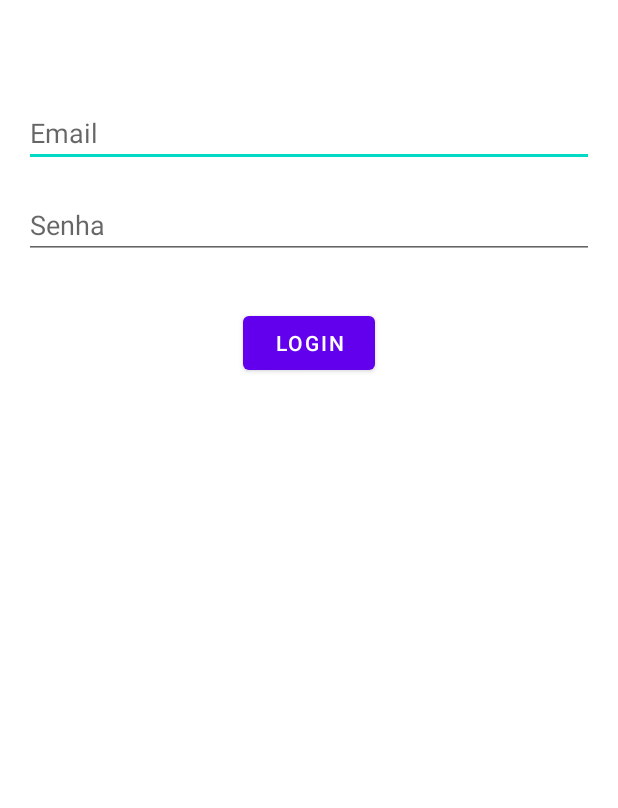
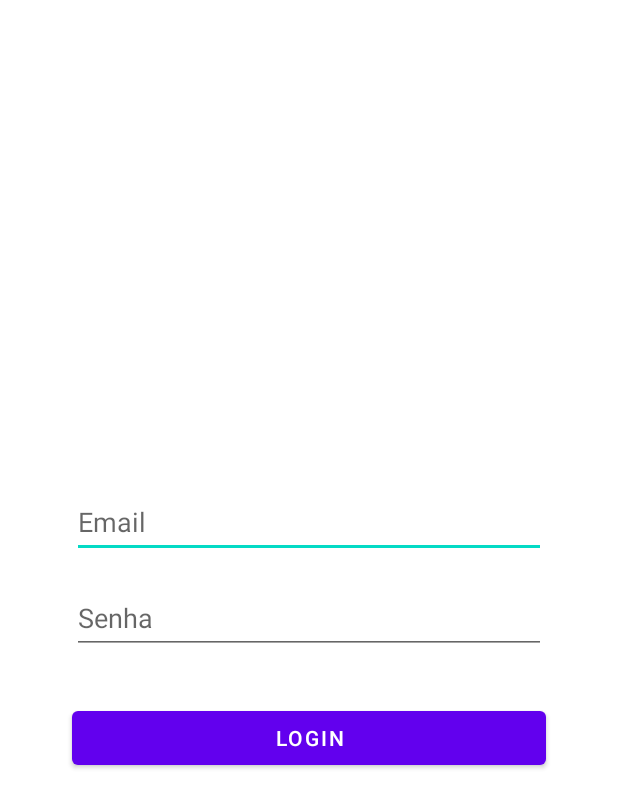
Before and after one commit to jonathanluca/projeto-integrador-4, an Android app: the layout activity_login.xml on its own in the app's theme, with its tools: preview values and no code run, on a phone screen of 412 x 824 dp. Shown: the top 808 px of the screen. Run offline under Robolectric (Android 15) with nearby library versions, the phone set to English and light mode, and no system bars.

Commit message:
Models criados com validações, Tela de login ajustado design

```diff
--- a/Cliente/cuidaPET/app/src/main/res/layout/activity_login.xml
+++ b/Cliente/cuidaPET/app/src/main/res/layout/activity_login.xml
@@ -1,5 +1,6 @@
 <?xml version="1.0" encoding="utf-8"?>
-<RelativeLayout xmlns:android="http://schemas.android.com/apk/res/android"
+<androidx.constraintlayout.widget.ConstraintLayout xmlns:android="http://schemas.android.com/apk/res/android"
+    xmlns:app="http://schemas.android.com/apk/res-auto"
     xmlns:tools="http://schemas.android.com/tools"
     android:layout_width="match_parent"
     android:layout_height="match_parent"
@@ -12,27 +13,39 @@
     <EditText
         android:id="@+id/etEmail"
         android:layout_width="match_parent"
-        android:layout_height="wrap_content"
+        android:layout_height="48dp"
+        android:layout_marginStart="32dp"
+        android:layout_marginEnd="32dp"
+        android:layout_marginBottom="16dp"
         android:hint="Email"
         android:inputType="textEmailAddress"
-        android:layout_marginTop="50dp"/>
+        app:layout_constraintBottom_toTopOf="@+id/etPassword"
+        app:layout_constraintEnd_toEndOf="parent"
+        app:layout_constraintStart_toStartOf="parent" />
 
     <EditText
         android:id="@+id/etPassword"
-        android:layout_width="match_parent"
-        android:layout_height="wrap_content"
-        android:layout_below="@id/etEmail"
+        android:layout_width="0dp"
+        android:layout_height="48dp"
+        android:layout_marginStart="32dp"
+        android:layout_marginEnd="32dp"
         android:hint="Senha"
         android:inputType="textPassword"
-        android:layout_marginTop="16dp"/>
+        app:layout_constraintBottom_toBottomOf="parent"
+        app:layout_constraintEnd_toEndOf="parent"
+        app:layout_constraintStart_toStartOf="parent"
+        app:layout_constraintTop_toTopOf="parent" />
 
     <Button
         android:id="@+id/btnLoginConfirm"
-        android:layout_width="wrap_content"
+        android:layout_width="0dp"
         android:layout_height="wrap_content"
-        android:layout_below="@id/etPassword"
-        android:layout_centerHorizontal="true"
+        android:layout_marginStart="32dp"
         android:layout_marginTop="32dp"
-        android:text="LOGIN"/>
+        android:layout_marginEnd="32dp"
+        android:text="LOGIN"
+        app:layout_constraintEnd_toEndOf="parent"
+        app:layout_constraintStart_toStartOf="parent"
+        app:layout_constraintTop_toBottomOf="@+id/etPassword" />
 
-</RelativeLayout>
+</androidx.constraintlayout.widget.ConstraintLayout>
--- a/Cliente/cuidaPET/app/src/main/res/layout/activity_splash.xml
+++ b/Cliente/cuidaPET/app/src/main/res/layout/activity_splash.xml
@@ -8,7 +8,7 @@
         android:layout_width="300dp"
         android:layout_height="300dp"
         android:layout_centerInParent="true"
-        android:src="@drawable/logocuida"
-        android:contentDescription="Logo"/>
+        android:contentDescription="Logo"
+        android:src="@drawable/logocuida" />
 
 </RelativeLayout>
--- a/Cliente/cuidaPET/app/src/main/res/values-night/themes.xml
+++ b/Cliente/cuidaPET/app/src/main/res/values-night/themes.xml
@@ -1,6 +1,6 @@
 <resources xmlns:tools="http://schemas.android.com/tools">
     <!-- Base application theme. -->
-    <style name="Theme.Cuidapet" parent="Theme.MaterialComponents.DayNight.DarkActionBar">
+    <style name="Theme.Cuidapet" parent="Theme.MaterialComponents.DayNight.NoActionBar">
         <!-- Primary brand color. -->
         <item name="colorPrimary">@color/purple_200</item>
         <item name="colorPrimaryVariant">@color/purple_700</item>
--- a/Cliente/cuidaPET/app/src/main/res/values/themes.xml
+++ b/Cliente/cuidaPET/app/src/main/res/values/themes.xml
@@ -1,6 +1,6 @@
 <resources xmlns:tools="http://schemas.android.com/tools">
     <!-- Base application theme. -->
-    <style name="Theme.Cuidapet" parent="Theme.MaterialComponents.DayNight.DarkActionBar">
+    <style name="Theme.Cuidapet" parent="Theme.MaterialComponents.DayNight.NoActionBar">
         <!-- Primary brand color. -->
         <item name="colorPrimary">@color/purple_500</item>
         <item name="colorPrimaryVariant">@color/purple_700</item>
```
Also changed, not shown: Cliente/cuidaPET/app/src/main/java/br/com/pucc/cuida_pet/data/DonoPet.kt (added, +44 -0 lines), Cliente/cuidaPET/app/src/main/java/br/com/pucc/cuida_pet/data/Exame.kt (added, +8 -0 lines), Cliente/cuidaPET/app/src/main/java/br/com/pucc/cuida_pet/data/Pet.kt (added, +62 -0 lines), Cliente/cuidaPET/app/src/main/java/br/com/pucc/cuida_pet/data/Vacina.kt (added, +39 -0 lines).
